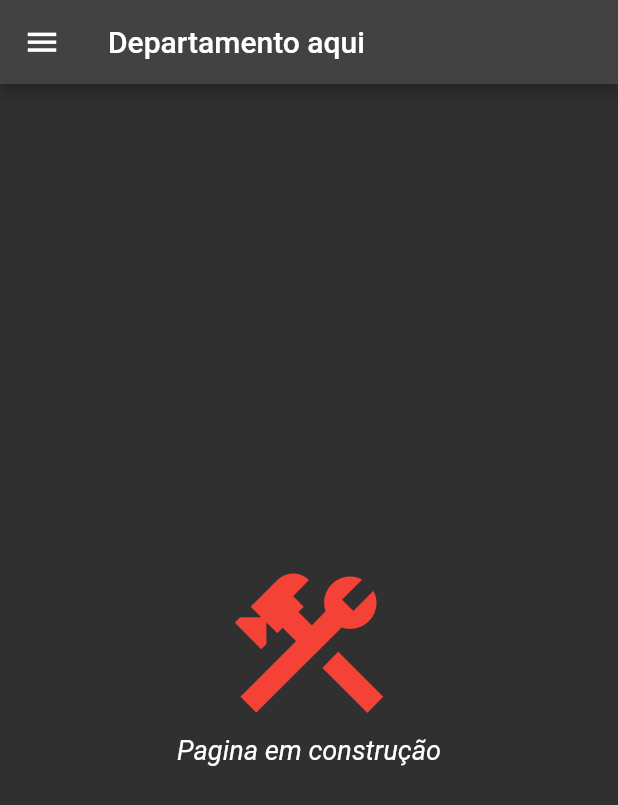
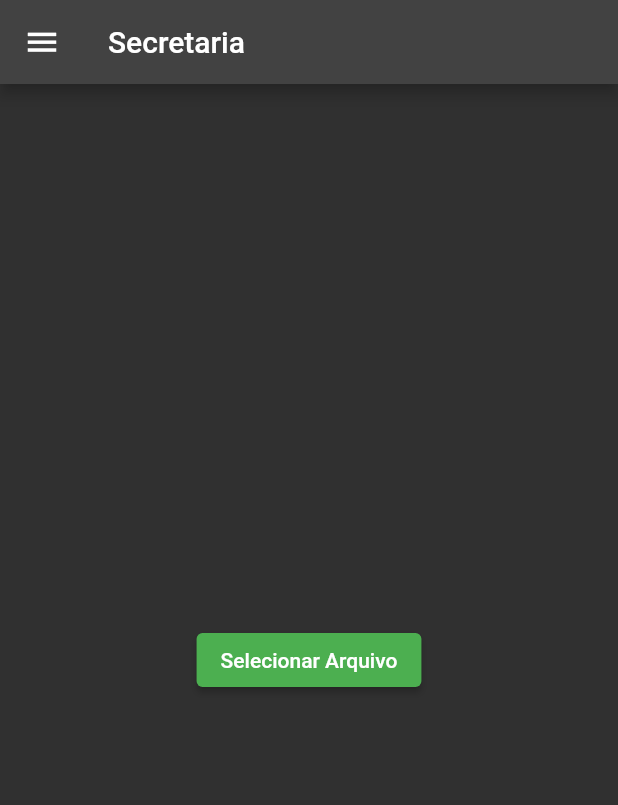
Before and after one commit to luizzlcs/iasd_myadmin, a Flutter app: the SecretariaScreen screen opened by its route, on a phone screen of 412 x 824 dp. Shown: the top 805 px of the screen. Run offline on Flutter 3.47's test engine with Material 2 defaults, Android fonts, the phone set to English and light mode, and no system bars; our stand-ins replace file_picker, flutter_svg.

```diff
--- a/lib/app/components/already_have_an_account_acheck.dart
+++ b/lib/app/components/already_have_an_account_acheck.dart
@@ -1,5 +1,5 @@
 import 'package:flutter/material.dart';
-import 'package:iasd_myadmin/app/screens/login/controller/controller_alth_login.dart';
+import 'package:iasd_myadmin/app/core/login/controller/controller_alth_login.dart';
 import 'package:iasd_myadmin/app/util/constants.dart';
 import 'package:provider/provider.dart';
 
--- a/lib/app/screens/login/controller/validation_form_login.dart
+++ b/lib/app/core/login/controller/validation_form_login.dart
@@ -1,7 +1,6 @@
 // import 'package:iasd_myadmin/app/util/email_validator_util.dart' as EmailValid;
 
-import 'package:flutter/material.dart';
-import 'package:iasd_myadmin/app/util/email_validator_util.dart' as EmailValid;
+import 'package:iasd_myadmin/app/util/email_validator_util.dart' as email_valid;
 
 mixin ValidationFormLogin{
   bool isValidPassword(String? value) => value != null && value.length >= 6;
@@ -15,7 +14,7 @@ mixin ValidationFormLogin{
   }
 
   bool isValidEmail(String? email) {
-    if (EmailValid.isValid(email)) {
+    if (email_valid.isValid(email)) {
       return true;
     }
     return false;
--- a/lib/app/screens/login/screen/login_screen.dart
+++ b/lib/app/core/login/screen/login_screen.dart
@@ -1,7 +1,7 @@
 import 'package:flutter/material.dart';
 import 'package:iasd_myadmin/app/components/background.dart';
-import 'package:iasd_myadmin/app/screens/login/components/sing_up_top_image.dart';
-import 'package:iasd_myadmin/app/screens/login/controller/controller_alth_login.dart';
+import 'package:iasd_myadmin/app/core/login/components/sing_up_top_image.dart';
+import 'package:iasd_myadmin/app/core/login/controller/controller_alth_login.dart';
 import 'package:iasd_myadmin/app/util/responsive.dart';
 import 'package:provider/provider.dart';
 import '../components/login_form.dart';
--- a/lib/app/core/secretaria/screens/secretaria_screen.dart
+++ b/lib/app/core/secretaria/screens/secretaria_screen.dart
@@ -1,28 +1,43 @@
+import 'package:file_picker/file_picker.dart';
 import 'package:flutter/material.dart';
 import 'package:iasd_myadmin/app/components/app_drawer.dart';
 
-class SecretariaScreen extends StatelessWidget {
-  const SecretariaScreen({Key? key}) : super(key: key);
+class SecretariaScreen extends StatefulWidget {
+
+ const SecretariaScreen({Key? key}) : super(key: key);
+
+  @override
+  State<SecretariaScreen> createState() => _SecretariaScreenState();
+  }
+
+class _SecretariaScreenState extends State<SecretariaScreen> {
+
+PlatformFile? file;
+
+Future selectFile() async {
+final result = await FilePicker.platform.pickFiles();
+if (result == null) return;
+
+setState(() {
+  file = result.files.first;
+});
+}
 
   @override
   Widget build(BuildContext context) {
     return Scaffold(
       appBar: AppBar(
-        title: const Text('Departamento aqui'),
+        title: const Text('Secretaria'),
       ),
       drawer: const AppDrawer(),
       body: Center(
         child: Column(
           mainAxisAlignment: MainAxisAlignment.center,
-          children: const [
-            Icon(
-              Icons.construction,
-              size: 120,
+          children: [
+            ElevatedButton(
+              onPressed: selectFile,
+              child: const Text('Selecionar Arquivo'),
             ),
-            Text(
-              'Pagina em construção',
-              style: TextStyle(fontSize: 18),
-            )
           ],
         ),
       ),
--- a/pubspec.yaml
+++ b/pubspec.yaml
@@ -37,6 +37,9 @@ dependencies:
   cupertino_icons: ^1.0.2
   provider: ^6.0.5
   flutter_svg: ^2.0.4
+  image_picker: ^0.8.4+4
+  file_picker: ^5.2.7
+  http: ^0.13.5
 
 dev_dependencies:
   flutter_test:
```
Also changed, not shown: lib/app/core/login/components/login_form.dart (renamed from lib/app/screens/login/components/login_form.dart, +6 -5 lines), lib/app/core/login/model/auth.dart (added, +24 -0 lines), lib/main.dart (+8 -3 lines), lib/app/core/dashboard/dashboard_screen.dart (renamed from lib/app/screens/dashboard/dashboard_screen.dart), lib/app/core/login/components/login_screen_top_image.dart (renamed from lib/app/screens/login/components/login_screen_top_image.dart), lib/app/core/login/components/sing_up_top_image.dart (renamed from lib/app/screens/login/components/sing_up_top_image.dart), lib/app/core/login/controller/controller_alth_login.dart (renamed from lib/app/screens/login/controller/controller_alth_login.dart), pubspec.lock, 7 other files.
